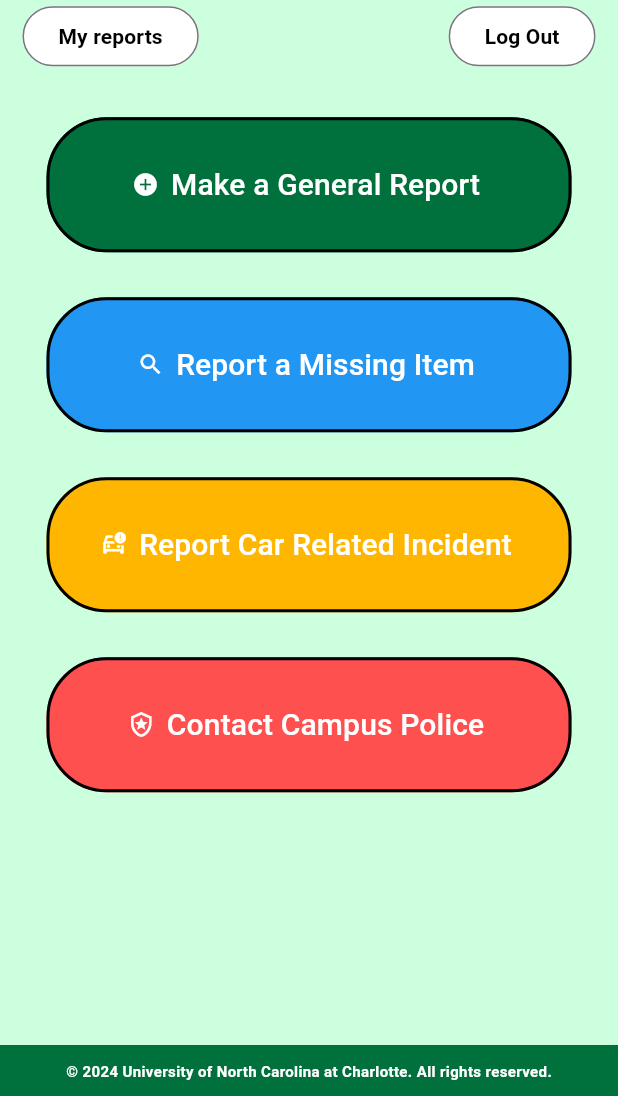
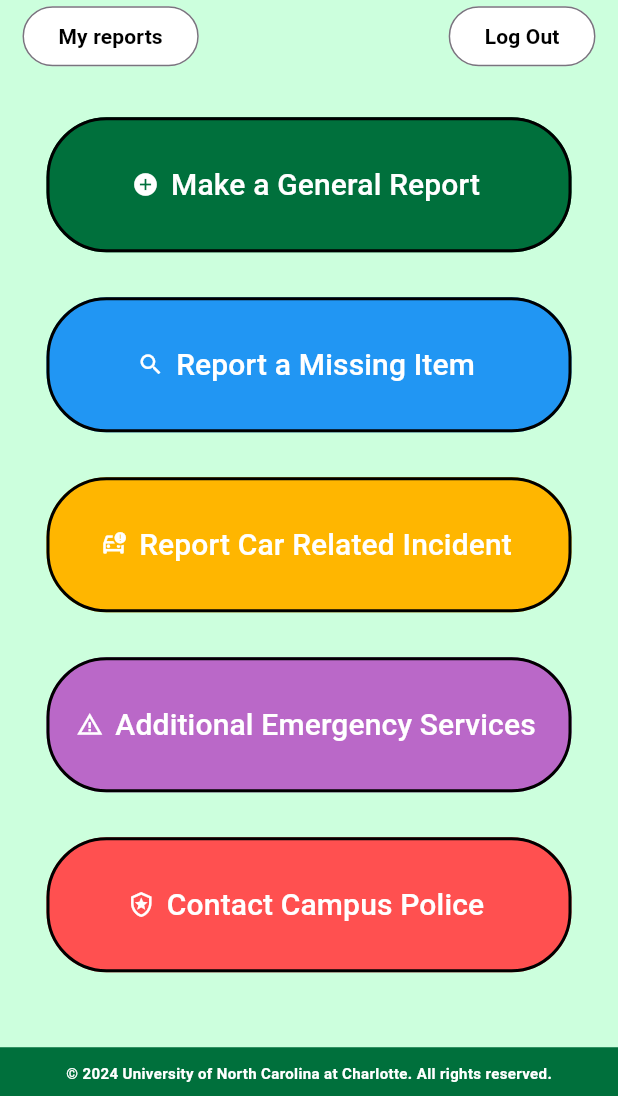
Before and after one commit to yibab/niner_security, a Flutter app: the Home screen opened directly, on a phone screen of 412 x 824 dp, the part 140-1236 px from its top. Run offline on Flutter 3.47's test engine with Material 3 defaults, Android fonts, the phone set to English and light mode, and no system bars; our stand-ins replace google_fonts, pocketbase.

Commit message:
Added Additional Emergency Services Screen

```diff
--- a/lib/screens/home.dart
+++ b/lib/screens/home.dart
@@ -1,4 +1,5 @@
 import 'package:flutter/material.dart';
+import 'package:niner_security/screens/additional_services.dart';
 import 'package:niner_security/screens/make_report.dart';
 import 'package:niner_security/screens/reports.dart';
 import 'package:niner_security/widgets/footer.dart';
@@ -127,8 +128,33 @@ class Home extends StatelessWidget {
                 width: 350,
                 child: TextButton.icon(
                   style: TextButton.styleFrom(
-                    backgroundColor: Color(0xFFFF5050),
+                    backgroundColor: Colors.purple.shade300,
                     foregroundColor: Colors.white,
+                      shape: RoundedRectangleBorder(
+                          borderRadius: BorderRadius.circular(40)
+                      ),
+                      side: const BorderSide(color: Color(0xFF000000), width: 2)
+
+                  ),
+                  onPressed: () {
+                    Navigator.push(
+                      context,
+                      MaterialPageRoute(
+                          builder: (context) => AdditionalServices()),
+                    );
+                  },
+                  icon: const Icon(Icons.warning_amber),
+                  label: const Text('Additional Emergency Services', style: TextStyle(fontSize: 20),),
+                ),
+              ),
+              SizedBox(height: 30),
+              SizedBox(
+                height: 90,
+                width: 350,
+                child: TextButton.icon(
+                  style: TextButton.styleFrom(
+                      backgroundColor: Color(0xFFFF5050),
+                      foregroundColor: Colors.white,
                       shape: RoundedRectangleBorder(
                           borderRadius: BorderRadius.circular(40)
                       ),
```
Also changed, not shown: lib/screens/additional_services.dart (added, +135 -0 lines).
